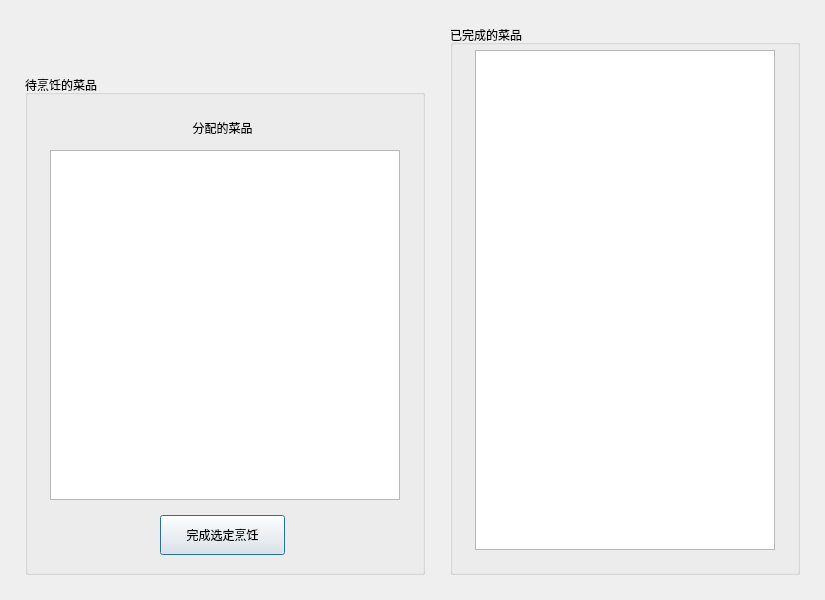
Vladimir2506/ProjectCpp, file ProjectFrontend/CookView.ui: the form before one commit.
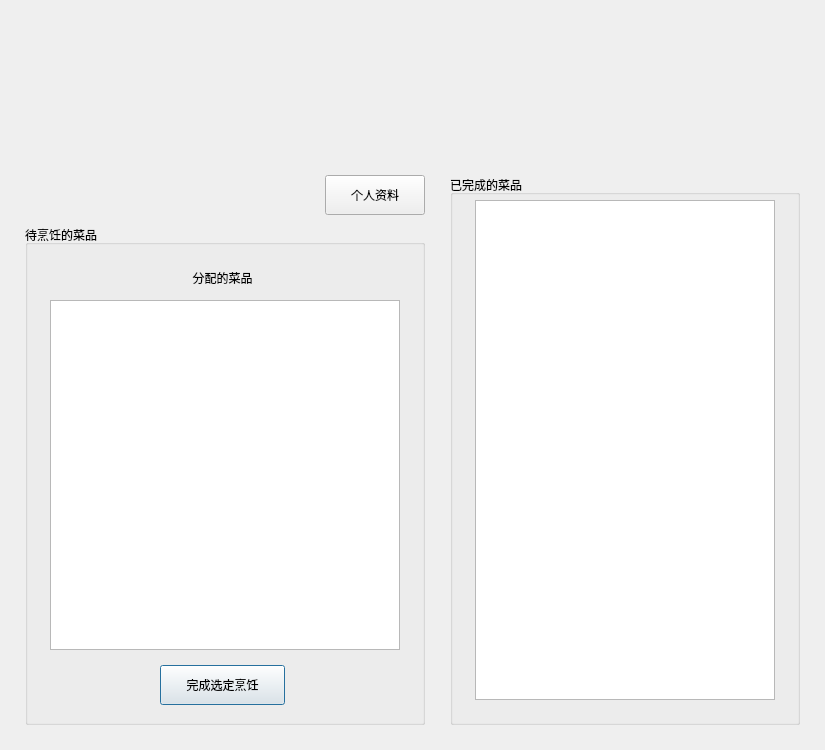
The form after the commit.

```diff
--- a/ProjectFrontend/CookView.ui
+++ b/ProjectFrontend/CookView.ui
@@ -7,19 +7,19 @@
     <x>0</x>
     <y>0</y>
     <width>825</width>
-    <height>600</height>
+    <height>750</height>
    </rect>
   </property>
   <property name="minimumSize">
    <size>
     <width>825</width>
-    <height>600</height>
+    <height>750</height>
    </size>
   </property>
   <property name="maximumSize">
    <size>
     <width>825</width>
-    <height>600</height>
+    <height>750</height>
    </size>
   </property>
   <property name="windowTitle">
@@ -29,7 +29,7 @@
    <property name="geometry">
     <rect>
      <x>25</x>
-     <y>25</y>
+     <y>175</y>
      <width>275</width>
      <height>25</height>
     </rect>
@@ -42,7 +42,7 @@
    <property name="geometry">
     <rect>
      <x>25</x>
-     <y>75</y>
+     <y>225</y>
      <width>400</width>
      <height>500</height>
     </rect>
@@ -103,7 +103,7 @@
    <property name="geometry">
     <rect>
      <x>450</x>
-     <y>25</y>
+     <y>175</y>
      <width>350</width>
      <height>550</height>
     </rect>
@@ -131,6 +131,37 @@
     </property>
    </widget>
   </widget>
+  <widget class="QLabel" name="lblCookBGN">
+   <property name="geometry">
+    <rect>
+     <x>0</x>
+     <y>0</y>
+     <width>825</width>
+     <height>750</height>
+    </rect>
+   </property>
+   <property name="text">
+    <string/>
+   </property>
+  </widget>
+  <widget class="QPushButton" name="btnProfile">
+   <property name="geometry">
+    <rect>
+     <x>325</x>
+     <y>175</y>
+     <width>100</width>
+     <height>40</height>
+    </rect>
+   </property>
+   <property name="text">
+    <string>个人资料</string>
+   </property>
+  </widget>
+  <zorder>lblCookBGN</zorder>
+  <zorder>lblInfo</zorder>
+  <zorder>gbTodo</zorder>
+  <zorder>gbDone</zorder>
+  <zorder>btnProfile</zorder>
  </widget>
  <layoutdefault spacing="6" margin="11"/>
  <resources/>
```
Left out of the diff: 17 changed lines with no effect on the pictures.
